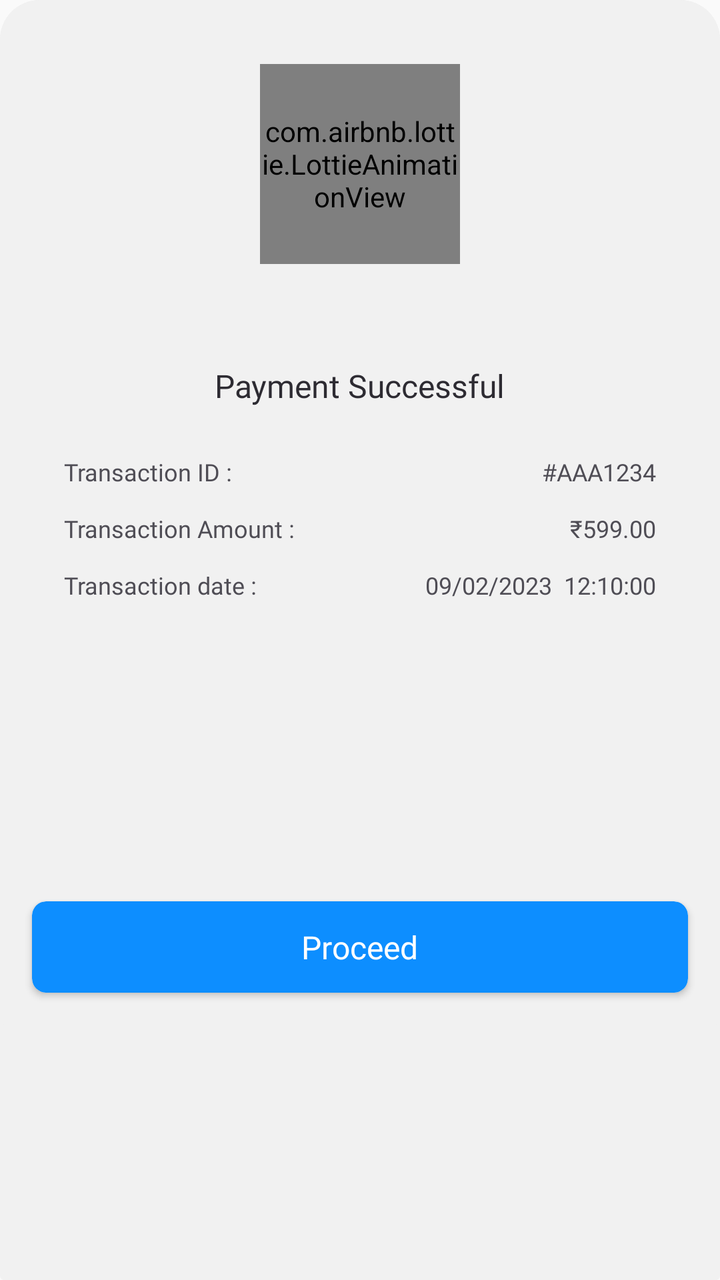
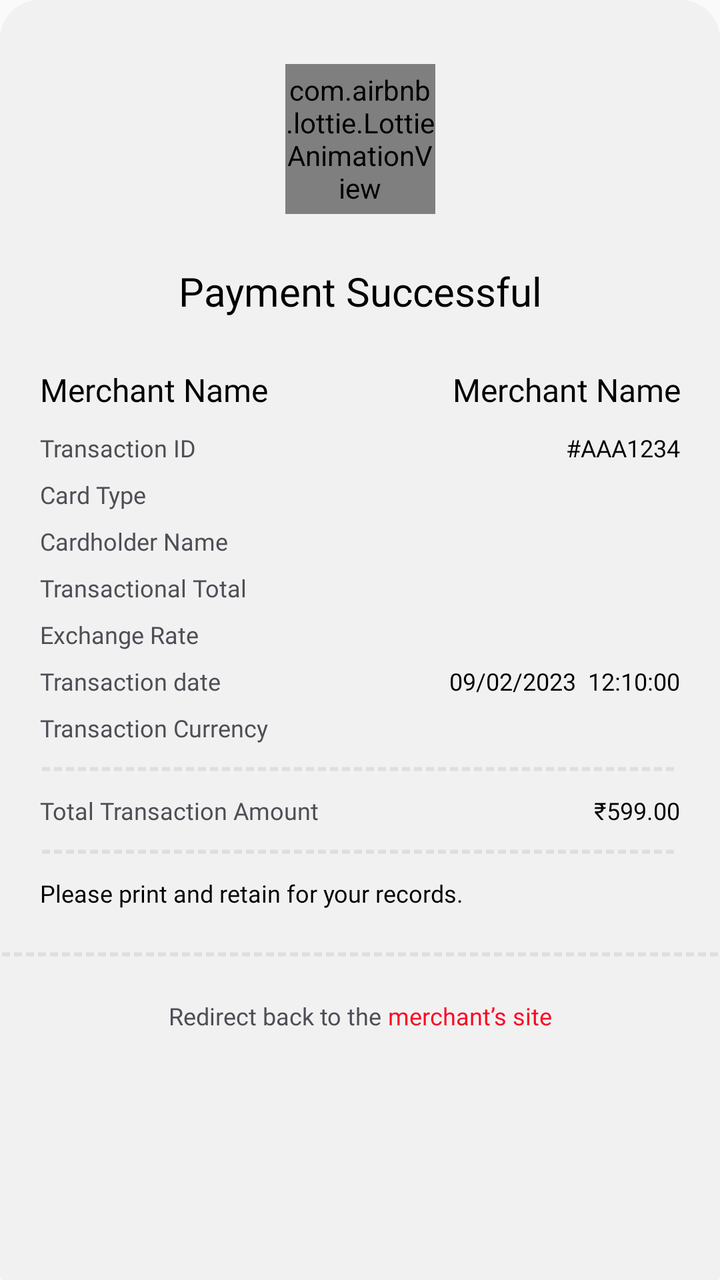

Two renders of the same Android screen: before a commit and after it. Below are the layout's source before the change and the commit's diff.
<!-- AndroidManifest.xml: application theme AppTheme -->
<!-- res/layout/fragment_payment_successful_with_details_bottom_sheet.xml -->
<?xml version="1.0" encoding="utf-8"?>
<androidx.coordinatorlayout.widget.CoordinatorLayout xmlns:android="http://schemas.android.com/apk/res/android"
    xmlns:app="http://schemas.android.com/apk/res-auto"
    android:layout_width="match_parent"
    android:layout_height="wrap_content"
    android:background="@drawable/bottom_sheet_bg">

    <FrameLayout
        android:id="@+id/frameLayout1"
        android:layout_width="match_parent"
        android:layout_height="wrap_content"
        android:background="@drawable/bottom_sheet_bg">

        <androidx.constraintlayout.widget.ConstraintLayout
            android:id="@+id/constraintLayout123"
            android:layout_width="match_parent"
            android:layout_height="wrap_content"
            android:background="@drawable/bottom_sheet_bg">

            <RelativeLayout
                android:id="@+id/lottieAnimationViewConstraint"
                android:layout_width="wrap_content"
                android:layout_height="wrap_content"
                android:layout_marginTop="32dp"
                app:layout_constraintEnd_toEndOf="parent"
                app:layout_constraintStart_toStartOf="parent"
                app:layout_constraintTop_toTopOf="parent">

                <com.airbnb.lottie.LottieAnimationView
                    android:id="@+id/lottieAnimationView"
                    android:layout_width="100dp"
                    android:layout_height="100dp"
                    android:layout_centerInParent="true"
                    app:lottie_autoPlay="true"
                    app:lottie_fileName="complete_json.json"
                    app:lottie_loop="true" />

            </RelativeLayout>

            <androidx.constraintlayout.widget.ConstraintLayout
                android:layout_width="match_parent"
                android:layout_height="wrap_content"
                android:layout_marginTop="50dp"
                android:layout_marginBottom="150dp"
                app:layout_constraintBottom_toTopOf="@+id/proceedButton"
                app:layout_constraintTop_toBottomOf="@+id/lottieAnimationViewConstraint"
                app:layout_constraintVertical_bias="0.5">

                <TextView
                    android:id="@+id/textView"
                    android:layout_width="wrap_content"
                    android:layout_height="wrap_content"
                    android:fontFamily="@font/poppins_medium"
                    android:text="Payment Successful"
                    android:textColor="#2D2B32"
                    android:textSize="16sp"
                    app:layout_constraintEnd_toEndOf="parent"
                    app:layout_constraintStart_toStartOf="parent"
                    app:layout_constraintTop_toTopOf="parent" />

                <TextView
                    android:id="@+id/textView24"
                    android:layout_width="wrap_content"
                    android:layout_height="wrap_content"
                    android:layout_marginStart="32dp"
                    android:layout_marginTop="24dp"
                    android:fontFamily="@font/poppins"
                    android:text="Transaction ID : "
                    android:textColor="#4F4D55"
                    android:textSize="12sp"
                    app:layout_constraintStart_toStartOf="parent"
                    app:layout_constraintTop_toBottomOf="@+id/textView" />

                <TextView
                    android:id="@+id/transactionIDTextView"
                    android:layout_width="wrap_content"
                    android:layout_height="wrap_content"
                    android:layout_marginTop="24dp"
                    android:layout_marginEnd="32dp"
                    android:fontFamily="@font/poppins_medium"
                    android:text="#AAA1234"
                    android:textColor="#4F4D55"
                    android:textSize="12sp"
                    app:layout_constraintEnd_toEndOf="parent"
                    app:layout_constraintTop_toBottomOf="@+id/textView" />

                <TextView
                    android:id="@+id/textView25"
                    android:layout_width="wrap_content"
                    android:layout_height="wrap_content"
                    android:layout_marginStart="32dp"
                    android:layout_marginTop="12dp"
                    android:fontFamily="@font/poppins"
                    android:text="Transaction Amount :"
                    android:textColor="#4F4D55"
                    android:textSize="12sp"
                    app:layout_constraintStart_toStartOf="parent"
                    app:layout_constraintTop_toBottomOf="@+id/textView24" />

                <TextView
                    android:id="@+id/transactionAmountTextView"
                    android:layout_width="wrap_content"
                    android:layout_height="wrap_content"
                    android:layout_marginTop="12dp"
                    android:layout_marginEnd="32dp"
                    android:fontFamily="@font/inter_medium"
                    android:text="₹599.00"
                    android:textColor="#4F4D55"
                    android:textSize="12sp"
                    app:layout_constraintEnd_toEndOf="parent"
                    app:layout_constraintTop_toBottomOf="@+id/transactionIDTextView" />

                <TextView
                    android:id="@+id/textView26"
                    android:layout_width="wrap_content"
                    android:layout_height="wrap_content"
                    android:layout_marginStart="32dp"
                    android:layout_marginTop="12dp"
                    android:fontFamily="@font/poppins"
                    android:text="Transaction date : "
                    android:textColor="#4F4D55"
                    android:textSize="12sp"
                    app:layout_constraintStart_toStartOf="parent"
                    app:layout_constraintTop_toBottomOf="@+id/textView25" />

                <TextView
                    android:id="@+id/transactionDateAndTimeTextView"
                    android:layout_width="wrap_content"
                    android:layout_height="wrap_content"
                    android:layout_marginTop="12dp"
                    android:layout_marginEnd="32dp"
                    android:fontFamily="@font/poppins_medium"
                    android:text="09/02/2023  12:10:00"
                    android:textColor="#4F4D55"
                    android:textSize="12sp"
                    app:layout_constraintEnd_toEndOf="parent"
                    app:layout_constraintTop_toBottomOf="@+id/transactionAmountTextView" />

            </androidx.constraintlayout.widget.ConstraintLayout>

            <androidx.cardview.widget.CardView
                android:id="@+id/proceedButton"
                android:layout_width="match_parent"
                android:layout_height="wrap_content"
                android:layout_marginStart="16dp"
                android:layout_marginEnd="16dp"
                android:layout_marginBottom="16dp"
                android:clickable="true"
                android:elevation="0dp"
                app:cardCornerRadius="7dp"
                app:layout_constraintBottom_toBottomOf="parent"
                app:layout_constraintEnd_toEndOf="parent"
                app:layout_constraintStart_toStartOf="parent">

                <RelativeLayout
                    android:id="@+id/proceedButtonRelativeLayout"
                    android:layout_width="match_parent"
                    android:layout_height="wrap_content"
                    android:background="@drawable/button_bg"
                    android:padding="12dp">

                    <ProgressBar
                        android:id="@+id/progressBar"
                        android:layout_width="15dp"
                        android:layout_height="15dp"
                        android:layout_centerInParent="true"
                        android:indeterminateDrawable="@drawable/loader_01"
                        android:rotation="90"
                        android:visibility="gone" />

                    <TextView
                        android:id="@+id/textView6"
                        android:layout_width="wrap_content"
                        android:layout_height="wrap_content"
                        android:layout_centerInParent="true"
                        android:fontFamily="@font/poppins_semibold"
                        android:text="Proceed"
                        android:textColor="#FFFFFF"
                        android:textSize="16sp" />
                </RelativeLayout>
            </androidx.cardview.widget.CardView>
        </androidx.constraintlayout.widget.ConstraintLayout>
    </FrameLayout>
</androidx.coordinatorlayout.widget.CoordinatorLayout>
<!-- resources referenced by this layout -->
<resources>
  <!-- drawable bottom_sheet_bg (drawable) -->
  <?xml version="1.0" encoding="utf-8"?>
  <shape xmlns:android="http://schemas.android.com/apk/res/android">
      <solid android:color="#F1F1F1"/>
      <corners android:topLeftRadius="20dp"
          android:topRightRadius="20dp"
          android:bottomLeftRadius="2dp"
          android:bottomRightRadius="2dp"/>
  </shape>
  <!-- drawable button_bg (drawable) -->
  <?xml version="1.0" encoding="utf-8"?>
  <shape xmlns:android="http://schemas.android.com/apk/res/android">
  <solid android:color="#0D8EFF"/>
      <corners android:radius="7dp"/>
  </shape>
  <!-- drawable loader_01 (drawable) -->
  <vector xmlns:android="http://schemas.android.com/apk/res/android"
      android:width="20dp"
      android:height="20dp"
      android:viewportWidth="20"
      android:viewportHeight="20">
    <path
        android:pathData="M10,5.929V2.5M10,17.5V14.071M14.071,10H17.5M2.5,10H5.929M12.879,7.121L15.304,4.697M4.696,15.303L7.121,12.879M12.879,12.879L15.304,15.303M4.696,4.697L7.121,7.121"
        android:strokeLineJoin="round"
        android:strokeWidth="2"
        android:fillColor="#00000000"
        android:strokeColor="#ffffff"
        android:strokeLineCap="round"/>
  </vector>
  <style name="AppTheme" parent="Theme.AppCompat.Light.NoActionBar" />
</resources>

<!-- the commit's change to res/layout/fragment_payment_successful_with_details_bottom_sheet.xml (unified diff, before → after) -->
@@ -28,8 +28,8 @@
 
                 <com.airbnb.lottie.LottieAnimationView
                     android:id="@+id/lottieAnimationView"
-                    android:layout_width="100dp"
-                    android:layout_height="100dp"
+                    android:layout_width="75dp"
+                    android:layout_height="75dp"
                     android:layout_centerInParent="true"
                     app:lottie_autoPlay="true"
                     app:lottie_fileName="complete_json.json"
@@ -38,105 +38,435 @@
             </RelativeLayout>
 
             <androidx.constraintlayout.widget.ConstraintLayout
+                android:id="@+id/clMainContainer"
                 android:layout_width="match_parent"
                 android:layout_height="wrap_content"
-                android:layout_marginTop="50dp"
+                android:layout_marginTop="25dp"
                 android:layout_marginBottom="150dp"
                 app:layout_constraintBottom_toTopOf="@+id/proceedButton"
                 app:layout_constraintTop_toBottomOf="@+id/lottieAnimationViewConstraint"
                 app:layout_constraintVertical_bias="0.5">
 
                 <TextView
-                    android:id="@+id/textView"
+                    android:id="@+id/tvPaymentSuccess"
                     android:layout_width="wrap_content"
                     android:layout_height="wrap_content"
                     android:fontFamily="@font/poppins_medium"
                     android:text="Payment Successful"
-                    android:textColor="#2D2B32"
-                    android:textSize="16sp"
+                    android:textColor="#000000"
+                    android:gravity="center"
+                    android:textSize="20sp"
                     app:layout_constraintEnd_toEndOf="parent"
                     app:layout_constraintStart_toStartOf="parent"
                     app:layout_constraintTop_toTopOf="parent" />
 
+
+
+                <LinearLayout
+                    android:id="@+id/llMainContainer"
+                    android:layout_width="0dp"
+                    android:orientation="vertical"
+                    app:layout_constraintStart_toStartOf="parent"
+                    app:layout_constraintEnd_toEndOf="parent"
+                    android:layout_marginStart="20dp"
+                    android:layout_marginEnd="20dp"
+                    app:layout_constraintTop_toBottomOf="@+id/tvPaymentSuccess"
+                    android:layout_height="wrap_content"
+                    android:layout_marginTop="25dp">
+
+                    <LinearLayout
+                        android:id="@+id/llMerchantName"
+                        android:layout_width="match_parent"
+                        android:orientation="horizontal"
+                        android:layout_height="wrap_content"
+                        app:layout_constraintEnd_toEndOf="@+id/transactionIDTextView"
+                        app:layout_constraintStart_toStartOf="@+id/textView24"
+                        app:layout_constraintTop_toBottomOf="@+id/textView"
+                        android:weightSum="2">
+
+                        <TextView
+                            android:layout_width="0dp"
+                            android:layout_weight="1"
+                            android:layout_height="wrap_content"
+                            android:fontFamily="@font/poppins_medium"
+                            android:text="Merchant Name"
+                            android:textColor="#000000"
+                            android:textSize="16sp"
+                            />
+
+                        <TextView
+                            android:id="@+id/tvMerchantName"
+                            android:layout_width="0dp"
+                            android:layout_weight="1"
+                            android:layout_height="wrap_content"
+                            android:fontFamily="@font/poppins_medium"
+                            android:text="Merchant Name"
+                            android:textColor="#000000"
+                            android:textSize="16sp"
+                            android:gravity="end"
+                            />
+
+
+                    </LinearLayout>
+
+                    <LinearLayout
+                        android:layout_width="match_parent"
+                        android:orientation="horizontal"
+                        android:layout_height="wrap_content"
+                        android:layout_marginTop="10dp"
+                        android:weightSum="2">
+
+                        <TextView
+                            android:id="@+id/textView24"
+                            android:layout_width="0dp"
+                            android:layout_height="wrap_content"
+                            android:layout_weight="1"
+                            android:fontFamily="@font/poppins"
+                            android:text="Transaction ID"
+                            android:textColor="#4F4D55"
+                            android:textSize="12sp" />
+
+                        <TextView
+                            android:id="@+id/transactionIDTextView"
+                            android:layout_width="0dp"
+                            android:layout_weight="1"
+                            android:layout_height="wrap_content"
+                            android:fontFamily="@font/poppins_medium"
+                            android:text="#AAA1234"
+                            android:textColor="#000000"
+                            android:gravity="end"
+                            android:textSize="12sp" />
+
+
+                    </LinearLayout>
+
+                    <LinearLayout
+                        android:id="@+id/llCardType"
+                        android:layout_width="match_parent"
+                        android:orientation="horizontal"
+                        android:layout_height="wrap_content"
+                        android:layout_marginTop="7dp"
+                        android:weightSum="2">
+
+                        <TextView
+                            android:layout_width="0dp"
+                            android:layout_weight="1"
+                            android:layout_height="wrap_content"
+                            android:fontFamily="@font/poppins"
+                            android:text="Card Type"
+                            android:textColor="#4F4D55"
+                            android:textSize="12sp"
+                            />
+
+                        <TextView
+                            android:id="@+id/tvCardType"
+                            android:layout_width="0dp"
+                            android:layout_height="wrap_content"
+                            android:fontFamily="@font/poppins_medium"                            android:layout_weight="1"
+                            android:text=""
+                            android:gravity="end"
+                            android:textColor="#000000"
+                            android:textSize="12sp" />
+
+
+                    </LinearLayout>
+
+
+                    <LinearLayout
+                        android:id="@+id/llCardHolderName"
+                        android:layout_width="match_parent"
+                        android:orientation="horizontal"
+                        android:layout_height="wrap_content"
+                        android:layout_marginTop="7dp"
+                        android:weightSum="2">
+
+                        <TextView
+                            android:layout_width="0dp"
+                            android:layout_height="wrap_content"
+                            android:fontFamily="@font/poppins"                            android:layout_weight="1"
+                            android:text="Cardholder Name"
+                            android:textColor="#4F4D55"
+                            android:textSize="12sp" />
+
+                        <TextView
+                            android:id="@+id/tvCardHolderName"
+                            android:layout_width="0dp"
+                            android:layout_height="wrap_content"
+                            android:fontFamily="@font/poppins_medium"
+                            android:layout_weight="1"
+                            android:text=""
+                            android:gravity="end"
+                            android:textColor="#000000"
+                            android:textSize="12sp" />
+
+                    </LinearLayout>
+
+
+                    <LinearLayout
+                        android:id="@+id/llTransTotal"
+                        android:layout_width="match_parent"
+                        android:orientation="horizontal"
+                        android:layout_height="wrap_content"
+                        android:layout_marginTop="7dp"
+                        android:weightSum="2">
+
+                        <TextView
+                            android:id="@+id/transTotalDCC"
+                            android:layout_width="0dp"
+                            android:layout_height="wrap_content"
+                            android:fontFamily="@font/poppins"                            android:layout_weight="1"
+                            android:text="Transactional Total"
+                            android:textColor="#4F4D55"
+                            android:textSize="12sp" />
+
+                        <TextView
+                            android:id="@+id/tvTransTotal"
+                            android:layout_width="0dp"
+                            android:layout_height="wrap_content"
+                            android:fontFamily="@font/poppins_medium"
+                            android:layout_weight="1"
+                            android:text=""
+                            android:gravity="end"
+                            android:textColor="#000000"
+                            android:textSize="12sp" />
+
+                    </LinearLayout>
+
+                    <LinearLayout
+                        android:id="@+id/llExchangeRate"
+                        android:layout_width="match_parent"
+                        android:orientation="horizontal"
+                        android:layout_height="wrap_content"
+                        android:layout_marginTop="7dp"
+                        android:weightSum="2">
+
+                        <TextView
+                            android:layout_width="0dp"
+                            android:layout_height="wrap_content"
+                            android:fontFamily="@font/poppins"                            android:layout_weight="1"
+                            android:text="Exchange Rate"
+                            android:textColor="#4F4D55"
+                            android:textSize="12sp" />
+
+                        <TextView
+                            android:id="@+id/tvExchangeRate"
+                            android:layout_width="0dp"
+                            android:layout_height="wrap_content"
+                            android:fontFamily="@font/poppins_medium"
+                            android:layout_weight="1"
+                            android:text=""
+                            android:gravity="end"
+                            android:textColor="#000000"
+                            android:textSize="12sp" />
+
+
+                    </LinearLayout>
+
+                    <LinearLayout
+                        android:id="@+id/llMargin"
+                        android:layout_width="match_parent"
+                        android:orientation="horizontal"
+                        android:layout_height="wrap_content"
+                        android:layout_marginTop="7dp"
+                        android:visibility="gone"
+                        android:weightSum="2">
+
+                        <TextView
+                            android:layout_width="0dp"
+                            android:layout_height="wrap_content"
+                            android:fontFamily="@font/poppins"                            android:layout_weight="1"
+                            android:text="Margin"
+                            android:textColor="#4F4D55"
+                            android:textSize="12sp" />
+
+                        <TextView
+                            android:id="@+id/tvMargin"
+                            android:layout_width="0dp"
+                            android:layout_height="wrap_content"
+                            android:fontFamily="@font/poppins_medium"
+                            android:layout_weight="1"
+                            android:text=""
+                            android:gravity="end"
+                            android:textColor="#000000"
+                            android:textSize="12sp" />
+
+
+                    </LinearLayout>
+
+                    <LinearLayout
+                        android:layout_width="match_parent"
+                        android:orientation="horizontal"
+                        android:layout_height="wrap_content"
+                        android:layout_marginTop="7dp"
+                        android:weightSum="2">
+
+                        <TextView
+                            android:id="@+id/textView26"
+                            android:layout_width="0dp"
+                            android:layout_height="wrap_content"
+                            android:fontFamily="@font/poppins"
+                            android:text="Transaction date"
+                            android:layout_weight="1"
+                            android:textColor="#4F4D55"
+                            android:textSize="12sp" />
+
+                        <TextView
+                            android:id="@+id/transactionDateAndTimeTextView"
+                            android:layout_width="0dp"
+                            android:layout_weight="1"
+                            android:gravity="end"
+                            android:layout_height="wrap_content"
+                            android:fontFamily="@font/poppins_medium"
+                            android:text="09/02/2023  12:10:00"
+                            android:textColor="#000000"
+                            android:textSize="12sp"
+                            app:layout_constraintEnd_toEndOf="parent" />
+
+
+                    </LinearLayout>
+
+
+                    <LinearLayout
+                        android:id="@+id/llTransCurrency"
+                        android:layout_width="match_parent"
+                        android:orientation="horizontal"
+                        android:layout_height="wrap_content"
+                        android:layout_marginTop="7dp"
+                        android:weightSum="2">
+
+                        <TextView
+                            android:layout_width="0dp"
+                            android:layout_height="wrap_content"
+                            android:fontFamily="@font/poppins"                            android:layout_weight="1"
+                            android:text="Transaction Currency"
+                            android:textColor="#4F4D55"
+                            android:textSize="12sp" />
+
+                        <TextView
+                            android:id="@+id/tvTransCurrency"
+                            android:layout_width="0dp"
+                            android:layout_height="wrap_content"
+                            android:fontFamily="@font/poppins_medium"
+                            android:layout_weight="1"
+                            android:text=""
+                            android:gravity="end"
+                            android:textColor="#000000"
+                            android:textSize="12sp" />
+
+
+                    </LinearLayout>
+
+
+                    <View
+                        android:layout_width="match_parent"
+                        android:layout_height="5dp"
+                        android:layout_marginTop="10dp"
+                        android:background="@drawable/dotted_line" />
+
+
+
+                    <LinearLayout
+                        android:layout_width="match_parent"
+                        android:orientation="horizontal"
+                        android:layout_height="wrap_content"
+                        android:layout_marginTop="10dp"
+                        android:weightSum="2">
+
+                        <TextView
+                            android:id="@+id/textView25"
+                            android:layout_width="0dp"
+                            android:layout_weight="1"
+                            android:layout_height="wrap_content"
+                            android:fontFamily="@font/poppins"
+                            android:text="Total Transaction Amount"
+                            android:textColor="#4F4D55"
+                            android:textSize="12sp" />
+
+                        <TextView
+                            android:id="@+id/transactionAmountTextView"
+                            android:layout_width="0dp"
+                            android:layout_height="wrap_content"
+                            android:fontFamily="@font/inter_medium"
+                            android:text="₹599.00"
+                            android:layout_weight="1"
+                            android:gravity="end"
+                            android:textColor="#000000"
+                            android:textSize="12sp" />
+
+
+                    </LinearLayout>
+
+
+
+                    <View
+                        android:layout_width="match_parent"
+                        android:layout_height="5dp"
+                        android:layout_marginTop="10dp"
+                        android:background="@drawable/dotted_line" />
+
+
+                    <TextView
+                        android:layout_marginTop="10dp"
+                        android:id="@+id/tv_info"
+                        android:layout_width="match_parent"
+                        android:layout_height="wrap_content"
+                        android:fontFamily="@font/poppins_medium"
+                        android:text="Please print and retain for your records."
+                        android:textColor="#000000"
+                        android:textSize="12sp" />
+
+
+                </LinearLayout>
+
+
+
+            </androidx.constraintlayout.widget.ConstraintLayout>
+
+            <View
+                android:id="@+id/dottedLast"
+                android:layout_width="match_parent"
+                android:layout_height="5dp"
+                android:layout_marginTop="20dp"
+                android:background="@drawable/dotted_line"
+                app:layout_constraintStart_toStartOf="parent"
+                app:layout_constraintEnd_toEndOf="parent"
+                android:layout_marginBottom="10dp"
+                app:layout_constraintTop_toBottomOf="@+id/clMainContainer"/>
+
+
+            <LinearLayout
+                android:id="@+id/llRedirectLink"
+                android:layout_width="wrap_content"
+                android:orientation="horizontal"
+                android:layout_height="wrap_content"
+                android:layout_marginTop="20dp"
+                app:layout_constraintStart_toStartOf="parent"
+                app:layout_constraintEnd_toEndOf="parent"
+                android:layout_marginBottom="10dp"
+                app:layout_constraintTop_toBottomOf="@+id/dottedLast"
+                >
+
                 <TextView
-                    android:id="@+id/textView24"
                     android:layout_width="wrap_content"
                     android:layout_height="wrap_content"
-                    android:layout_marginStart="32dp"
-                    android:layout_marginTop="24dp"
                     android:fontFamily="@font/poppins"
-                    android:text="Transaction ID : "
+                    android:text="Redirect back to the "
                     android:textColor="#4F4D55"
-                    android:textSize="12sp"
-                    app:layout_constraintStart_toStartOf="parent"
-                    app:layout_constraintTop_toBottomOf="@+id/textView" />
+                    android:textSize="12sp" />
 
                 <TextView
-                    android:id="@+id/transactionIDTextView"
+                    android:id="@+id/tvMerchantSite"
                     android:layout_width="wrap_content"
                     android:layout_height="wrap_content"
-                    android:layout_marginTop="24dp"
-                    android:layout_marginEnd="32dp"
-                    android:fontFamily="@font/poppins_medium"
-                    android:text="#AAA1234"
-                    android:textColor="#4F4D55"
-                    android:textSize="12sp"
-                    app:layout_constraintEnd_toEndOf="parent"
-                    app:layout_constraintTop_toBottomOf="@+id/textView" />
-
-                <TextView
-                    android:id="@+id/textView25"
-                    android:layout_width="wrap_content"
-                    android:layout_height="wrap_content"
-                    android:layout_marginStart="32dp"
-                    android:layout_marginTop="12dp"
-                    android:fontFamily="@font/poppins"
-                    android:text="Transaction Amount :"
-                    android:textColor="#4F4D55"
-                    android:textSize="12sp"
-                    app:layout_constraintStart_toStartOf="parent"
-                    app:layout_constraintTop_toBottomOf="@+id/textView24" />
-
-                <TextView
-                    android:id="@+id/transactionAmountTextView"
-                    android:layout_width="wrap_content"
-                    android:layout_height="wrap_content"
-                    android:layout_marginTop="12dp"
-                    android:layout_marginEnd="32dp"
                     android:fontFamily="@font/inter_medium"
-                    android:text="₹599.00"
-                    android:textColor="#4F4D55"
-                    android:textSize="12sp"
-                    app:layout_constraintEnd_toEndOf="parent"
-                    app:layout_constraintTop_toBottomOf="@+id/transactionIDTextView" />
-
-                <TextView
-                    android:id="@+id/textView26"
-                    android:layout_width="wrap_content"
-                    android:layout_height="wrap_content"
-                    android:layout_marginStart="32dp"
-                    android:layout_marginTop="12dp"
-                    android:fontFamily="@font/poppins"
-                    android:text="Transaction date : "
-                    android:textColor="#4F4D55"
-                    android:textSize="12sp"
-                    app:layout_constraintStart_toStartOf="parent"
-                    app:layout_constraintTop_toBottomOf="@+id/textView25" />
-
-                <TextView
-                    android:id="@+id/transactionDateAndTimeTextView"
-                    android:layout_width="wrap_content"
-                    android:layout_height="wrap_content"
-                    android:layout_marginTop="12dp"
-                    android:layout_marginEnd="32dp"
-                    android:fontFamily="@font/poppins_medium"
-                    android:text="09/02/2023  12:10:00"
-                    android:textColor="#4F4D55"
-                    android:textSize="12sp"
-                    app:layout_constraintEnd_toEndOf="parent"
-                    app:layout_constraintTop_toBottomOf="@+id/transactionAmountTextView" />
-
-            </androidx.constraintlayout.widget.ConstraintLayout>
+                    android:text="merchant’s site"
+                    android:textColor="#FF0023"
+                    android:textSize="12sp" />
+
+
+            </LinearLayout>
+
+
 
             <androidx.cardview.widget.CardView
                 android:id="@+id/proceedButton"
@@ -148,6 +478,7 @@
                 android:clickable="true"
                 android:elevation="0dp"
                 app:cardCornerRadius="7dp"
+                android:visibility="gone"
                 app:layout_constraintBottom_toBottomOf="parent"
                 app:layout_constraintEnd_toEndOf="parent"
                 app:layout_constraintStart_toStartOf="parent">
<!-- resource entries referenced after the edit -->
@@ -14,6 +14,16 @@
   <shape xmlns:android="http://schemas.android.com/apk/res/android">
   <solid android:color="#0D8EFF"/>
       <corners android:radius="7dp"/>
+  </shape>
+  <!-- drawable dotted_line (drawable) -->
+  <?xml version="1.0" encoding="utf-8"?>
+  <shape xmlns:android="http://schemas.android.com/apk/res/android"
+      android:shape="line">
+      <stroke
+          android:width="2dp"
+          android:color="#DCDEE0"
+          android:dashWidth="4dp"
+          android:dashGap="2dp" />
   </shape>
   <!-- drawable loader_01 (drawable) -->
   <vector xmlns:android="http://schemas.android.com/apk/res/android"
